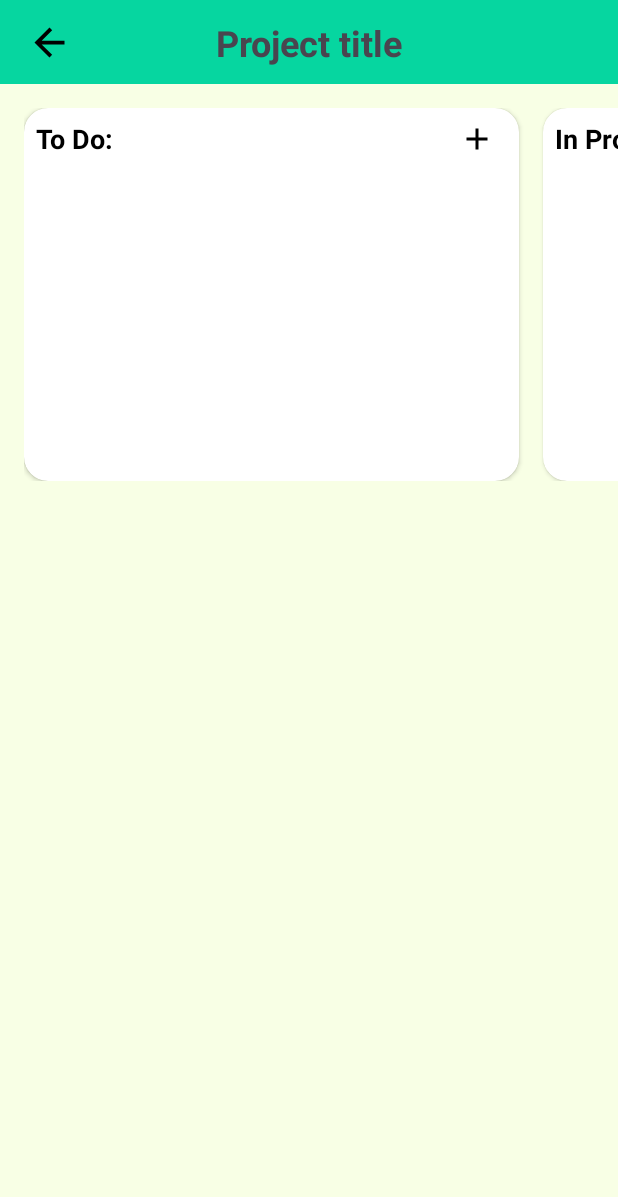
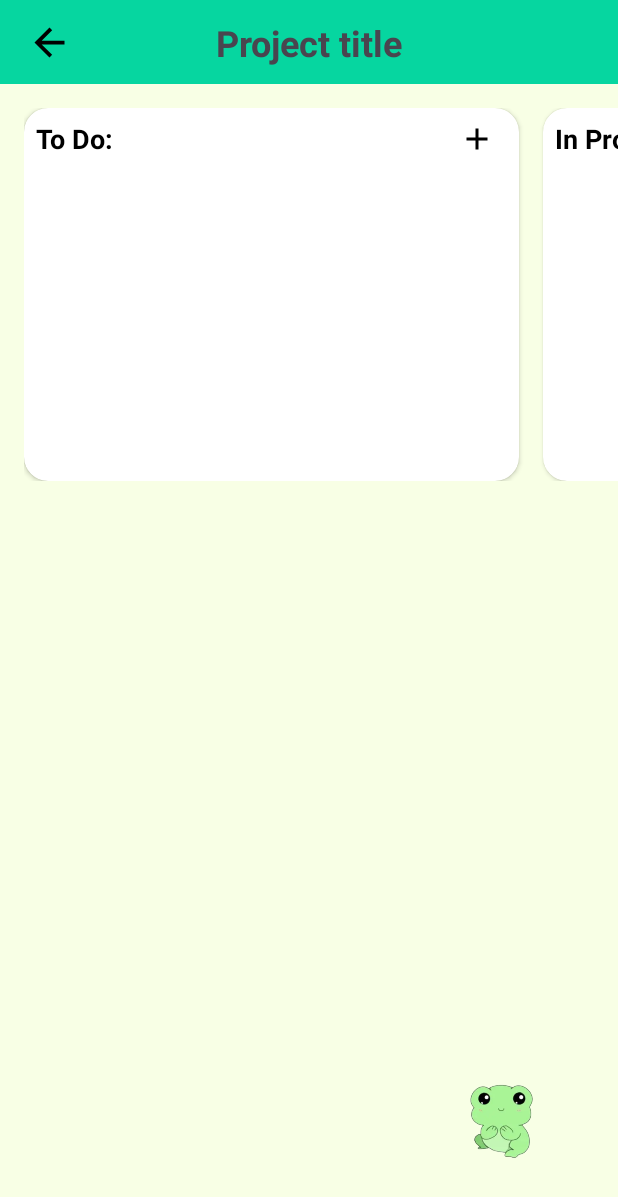
Before and after one commit to Cyber-Jay-Dev/Milestone-Mk5, an Android app: the layout activity_project_detail.xml on its own in the app's theme, with its tools: preview values and no code run, on a phone screen of 412 x 824 dp. Shown: the top 1197 px of the screen. Run offline under Robolectric (Android 15) with nearby library versions, the phone set to English and light mode, and no system bars.

Commit message:
mk-9.8.2

```diff
--- a/app/src/main/java/com/example/milestonemk_4/activitiesUI/project_detail.java
+++ b/app/src/main/java/com/example/milestonemk_4/activitiesUI/project_detail.java
@@ -20,6 +20,7 @@ import android.widget.Button;
 import android.widget.EditText;
 import android.widget.HorizontalScrollView;
 import android.widget.ImageButton;
+import android.widget.ImageView;
 import android.widget.TextView;
 import android.widget.Toast;
 
@@ -27,6 +28,7 @@ import androidx.activity.result.ActivityResultLauncher;
 import androidx.activity.result.contract.ActivityResultContracts;
 import androidx.appcompat.app.AlertDialog;
 import androidx.appcompat.app.AppCompatActivity;
+import androidx.cardview.widget.CardView;
 import androidx.core.content.FileProvider;
 import androidx.recyclerview.widget.LinearLayoutManager;
 import androidx.recyclerview.widget.RecyclerView;
@@ -93,6 +95,7 @@ public class project_detail extends AppCompatActivity {
 
     private boolean isDragging = false;
 
+    private ImageView streakImg;
     @SuppressLint("UseCompatLoadingForDrawables")
     @Override
     protected void onCreate(Bundle savedInstanceState) {
@@ -135,9 +138,12 @@ public class project_detail extends AppCompatActivity {
     private void setupClickListeners() {
         ImageButton openTasksDialog = findViewById(R.id.openTaskDialog);
         Button backBtn = findViewById(R.id.backBtn);
+        CardView streakBtn = findViewById(R.id.streak_btn);
 
         backBtn.setOnClickListener(v -> finish());
         openTasksDialog.setOnClickListener(view -> showAddTaskDialog(projectId));
+
+        streakBtn.setOnClickListener(view -> Toast.makeText(this, "clicked", Toast.LENGTH_SHORT).show());
     }
     private void validateAndSetProjectDetails() {
         projectId = getIntent().getStringExtra("projectId");
--- a/app/src/main/res/layout/activity_project_detail.xml
+++ b/app/src/main/res/layout/activity_project_detail.xml
@@ -1,17 +1,19 @@
 <?xml version="1.0" encoding="utf-8"?>
-<LinearLayout xmlns:android="http://schemas.android.com/apk/res/android"
+<androidx.constraintlayout.widget.ConstraintLayout xmlns:android="http://schemas.android.com/apk/res/android"
     xmlns:app="http://schemas.android.com/apk/res-auto"
     xmlns:tools="http://schemas.android.com/tools"
     android:layout_width="match_parent"
     android:layout_height="match_parent"
-    android:orientation="vertical"
     android:background="@color/Light_Yellow"
     tools:context=".activitiesUI.project_detail">
+
     <!-- Top Bar -->
     <androidx.constraintlayout.widget.ConstraintLayout
+        android:id="@+id/topBar"
         android:layout_width="match_parent"
         android:layout_height="wrap_content"
-        android:background="@color/Emerald">
+        android:background="@color/Emerald"
+        app:layout_constraintTop_toTopOf="parent">
 
         <Button
             android:id="@+id/backBtn"
@@ -22,8 +24,8 @@
             android:layout_marginBottom="8dp"
             android:background="@android:color/transparent"
             android:contentDescription="@string/back_button"
+            android:drawableEnd="@drawable/baseline_arrow_back_24"
             android:padding="8dp"
-            android:drawableEnd="@drawable/baseline_arrow_back_24"
             app:layout_constraintBottom_toBottomOf="parent"
             app:layout_constraintStart_toStartOf="parent"
             app:layout_constraintTop_toTopOf="parent" />
@@ -42,31 +44,34 @@
             app:layout_constraintStart_toStartOf="parent"
             app:layout_constraintTop_toTopOf="parent" />
     </androidx.constraintlayout.widget.ConstraintLayout>
+
     <!--  Main Content  -->
     <HorizontalScrollView
         android:id="@+id/horizontalScrollView"
-        android:layout_width="wrap_content"
-        android:layout_height="match_parent"
+        android:layout_width="match_parent"
+        android:layout_height="0dp"
+        app:layout_constraintBottom_toBottomOf="parent"
         app:layout_constraintEnd_toEndOf="parent"
-        app:layout_constraintStart_toStartOf="parent">
+        app:layout_constraintStart_toStartOf="parent"
+        app:layout_constraintTop_toBottomOf="@id/topBar">
 
         <ScrollView
-            android:layout_width="match_parent"
+            android:layout_width="wrap_content"
             android:layout_height="wrap_content">
 
             <LinearLayout
                 android:id="@+id/mainContainer"
                 android:layout_width="wrap_content"
-                android:layout_height="match_parent"
-                android:orientation="horizontal"
-                android:layout_margin="16dp">
+                android:layout_height="wrap_content"
+                android:layout_margin="16dp"
+                android:orientation="horizontal">
                 <!-- TO DO -->
                 <androidx.cardview.widget.CardView
                     android:layout_width="330dp"
                     android:layout_height="wrap_content"
+                    android:elevation="0dp"
                     android:padding="8dp"
-                    app:cardCornerRadius="16dp"
-                    android:elevation="0dp">
+                    app:cardCornerRadius="16dp">
 
                     <androidx.constraintlayout.widget.ConstraintLayout
                         android:layout_width="match_parent"
@@ -123,9 +128,9 @@
                     android:layout_width="330dp"
                     android:layout_height="wrap_content"
                     android:layout_marginStart="16dp"
+                    android:elevation="0dp"
                     android:padding="8dp"
-                    app:cardCornerRadius="16dp"
-                    android:elevation="0dp">
+                    app:cardCornerRadius="16dp">
 
                     <androidx.constraintlayout.widget.ConstraintLayout
                         android:layout_width="match_parent"
@@ -167,11 +172,11 @@
                 <androidx.cardview.widget.CardView
                     android:layout_width="330dp"
                     android:layout_height="wrap_content"
+                    android:layout_marginStart="16dp"
+                    android:elevation="0dp"
                     android:minHeight="200dp"
-                    android:layout_marginStart="16dp"
                     android:padding="8dp"
-                    app:cardCornerRadius="16dp"
-                    android:elevation="0dp">
+                    app:cardCornerRadius="16dp">
 
                     <androidx.constraintlayout.widget.ConstraintLayout
                         android:layout_width="match_parent"
@@ -206,8 +211,28 @@
                             app:layout_constraintTop_toBottomOf="@+id/textView8" />
                     </androidx.constraintlayout.widget.ConstraintLayout>
                 </androidx.cardview.widget.CardView>
-
             </LinearLayout>
         </ScrollView>
     </HorizontalScrollView>
-</LinearLayout>
+
+    <!-- Streak Button - Fixed at bottom right corner -->
+    <androidx.cardview.widget.CardView
+        android:id="@+id/streak_btn"
+        android:layout_width="120dp"
+        android:layout_height="120dp"
+        android:layout_margin="16dp"
+        app:cardBackgroundColor="@android:color/transparent"
+        app:cardElevation="0dp"
+        app:layout_constraintBottom_toBottomOf="parent"
+        app:layout_constraintEnd_toEndOf="parent">
+
+        <ImageView
+            android:id="@+id/streak_frog_img"
+            android:layout_width="match_parent"
+            android:layout_height="match_parent"
+            android:contentDescription="@string/app_name"
+            android:scaleType="centerCrop"
+            android:src="@drawable/frog_stage_1" />
+    </androidx.cardview.widget.CardView>
+
+</androidx.constraintlayout.widget.ConstraintLayout>
```
Also changed, not shown: app/src/main/res/drawable/frog_stage_1.webp (added), app/src/main/res/drawable/frog_stage_2.webp (added), app/src/main/res/drawable/frog_stage_3.webp (added), app/src/main/res/drawable/frog_stage_4.webp (added).
